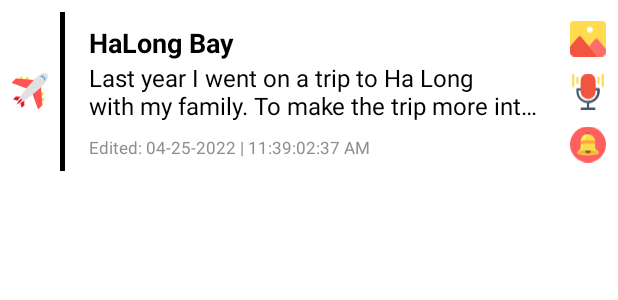
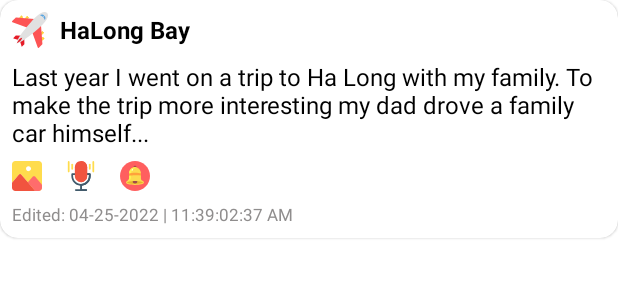
Before and after one commit to ManhCuong21/mynote-app, an Android app: the layout item_list_note.xml on its own in the app's theme, with its tools: preview values and no code run, on a phone screen of 412 x 824 dp. Shown: the top 300 px of the screen. Run offline under Robolectric (Android 15) with nearby library versions, the phone set to English and light mode, and no system bars; Roboto replaces fonts that are not available here.

Commit message:
Update UI item note

```diff
--- /dev/null
+++ b/presentation/src/main/java/com/example/presentation/main/home/listnote/GridSpacingItemDecoration.kt
@@ -0,0 +1,27 @@
+package com.example.presentation.main.home.listnote
+
+import android.graphics.Rect
+import android.view.View
+import androidx.recyclerview.widget.RecyclerView
+
+
+class GridSpacingItemDecoration(private val spanCount: Int, private val spacing: Int) :
+    RecyclerView.ItemDecoration() {
+    override fun getItemOffsets(
+        outRect: Rect,
+        view: View,
+        parent: RecyclerView,
+        state: RecyclerView.State
+    ) {
+        val position = parent.getChildAdapterPosition(view)
+        val column = position % spanCount
+
+        outRect.left = spacing - column * spacing / spanCount
+        outRect.right = (column + 1) * spacing / spanCount
+
+        if (position < spanCount) {
+            outRect.top = spacing
+        }
+        outRect.bottom = spacing
+    }
+}
--- a/presentation/src/main/java/com/example/presentation/main/home/listnote/ListNoteAdapter.kt
+++ b/presentation/src/main/java/com/example/presentation/main/home/listnote/ListNoteAdapter.kt
@@ -43,7 +43,8 @@ class ListNoteAdapter(
         private val context = binding.root.context
         fun bind(item: NoteModel, format24Hour: Boolean) = binding.apply {
             imgCategoryNote.loadImageDrawable(item.categoryNote?.imageCategory)
-            vColorNote.setBackgroundColor(Color.parseColor(item.colorTitleNote))
+            lContentNote.setBackgroundColor(Color.parseColor(item.colorTitleNote))
+            lTitleNote.setBackgroundColor(Color.parseColor(item.colorContentNote))
             tvTitleNote.text = item.titleNote
             tvContentNote.text = item.contentNote
             val dateFormat =
--- a/presentation/src/main/java/com/example/presentation/main/home/listnote/ListNoteFragment.kt
+++ b/presentation/src/main/java/com/example/presentation/main/home/listnote/ListNoteFragment.kt
@@ -31,6 +31,7 @@ import dagger.hilt.android.AndroidEntryPoint
 import kotlinx.coroutines.launch
 import timber.log.Timber
 import javax.inject.Inject
+
 
 @AndroidEntryPoint
 class ListNoteFragment : BaseFragment(R.layout.fragment_list_note) {
@@ -154,6 +155,7 @@ class ListNoteFragment : BaseFragment(R.layout.fragment_list_note) {
     private fun setupRecyclerView() = binding.rvNote.apply {
         smoothScrollToPosition(0)
         adapter = listNoteAdapter
+        addItemDecoration(GridSpacingItemDecoration(2, 24))
     }
 
     @RequiresApi(Build.VERSION_CODES.TIRAMISU)
--- a/presentation/src/main/res/layout/fragment_list_note.xml
+++ b/presentation/src/main/res/layout/fragment_list_note.xml
@@ -11,7 +11,8 @@
         android:layout_height="match_parent"
         android:orientation="vertical"
         android:visibility="gone"
-        app:layoutManager="androidx.recyclerview.widget.LinearLayoutManager"
+        app:layoutManager="androidx.recyclerview.widget.GridLayoutManager"
+        app:spanCount="2"
         tools:listitem="@layout/item_list_note" />
 
     <androidx.appcompat.widget.LinearLayoutCompat
--- a/presentation/src/main/res/layout/item_list_note.xml
+++ b/presentation/src/main/res/layout/item_list_note.xml
@@ -1,101 +1,99 @@
 <?xml version="1.0" encoding="utf-8"?>
-<androidx.appcompat.widget.LinearLayoutCompat xmlns:android="http://schemas.android.com/apk/res/android"
+<com.google.android.material.card.MaterialCardView xmlns:android="http://schemas.android.com/apk/res/android"
     xmlns:app="http://schemas.android.com/apk/res-auto"
     xmlns:tools="http://schemas.android.com/tools"
-    android:id="@+id/itemNote"
     android:layout_width="match_parent"
     android:layout_height="wrap_content"
-    android:background="@null"
-    android:gravity="center_vertical"
-    android:orientation="horizontal">
-
-    <androidx.appcompat.widget.AppCompatImageView
-        android:id="@+id/imgCategoryNote"
-        android:layout_width="@dimen/dimen_24"
-        android:layout_height="@dimen/dimen_24"
-        android:layout_marginHorizontal="@dimen/dimen_8"
-        android:src="@drawable/icon_travel" />
+    android:orientation="vertical"
+    app:cardCornerRadius="@dimen/dimen_12">
 
     <androidx.appcompat.widget.LinearLayoutCompat
-        style="@style/BackgroundContentRoot"
+        android:id="@+id/lTitleNote"
         android:layout_width="match_parent"
-        android:layout_height="wrap_content"
-        android:layout_marginVertical="@dimen/dimen_8"
-        android:gravity="center">
-
-        <View
-            android:id="@+id/vColorNote"
-            android:layout_width="@dimen/dimen_3"
-            android:layout_height="match_parent"
-            android:background="@color/black" />
+        android:layout_height="match_parent"
+        android:orientation="vertical">
 
         <androidx.appcompat.widget.LinearLayoutCompat
-            android:layout_width="0dp"
+            android:id="@+id/lContentNote"
+            android:layout_width="match_parent"
             android:layout_height="wrap_content"
-            android:layout_weight="1"
-            android:orientation="vertical"
-            android:paddingHorizontal="@dimen/dimen_16"
+            android:gravity="center"
             android:paddingVertical="@dimen/dimen_8">
+
+            <androidx.appcompat.widget.AppCompatImageView
+                android:id="@+id/imgCategoryNote"
+                android:layout_width="@dimen/dimen_24"
+                android:layout_height="@dimen/dimen_24"
+                android:layout_marginHorizontal="@dimen/dimen_8"
+                android:src="@drawable/icon_travel" />
 
             <androidx.appcompat.widget.AppCompatTextView
                 android:id="@+id/tvTitleNote"
-                style="@style/TextTitle"
-                android:layout_width="wrap_content"
+                android:layout_width="match_parent"
                 android:layout_height="wrap_content"
+                android:background="@android:color/transparent"
                 android:ellipsize="end"
                 android:maxLines="1"
-                android:textSize="@dimen/text_size_18sp"
+                android:textColor="@color/black"
+                android:textSize="@dimen/text_size_16sp"
+                android:textStyle="bold"
                 tools:text="HaLong Bay" />
-
-            <androidx.appcompat.widget.AppCompatTextView
-                android:id="@+id/tvContentNote"
-                style="@style/TextContent"
-                android:layout_width="match_parent"
-                android:layout_height="wrap_content"
-                android:ellipsize="end"
-                android:maxLines="2"
-                android:minHeight="@dimen/dimen_50"
-                android:overScrollMode="always"
-                tools:text="Last year I went on a trip to Ha Long with my family. To make the trip more interesting my dad drove a family car himself..." />
-
-            <androidx.appcompat.widget.AppCompatTextView
-                android:id="@+id/tvTimeNote"
-                style="@style/TextContent"
-                android:layout_width="wrap_content"
-                android:layout_height="wrap_content"
-                android:textColor="@color/system_gray_disable"
-                android:textSize="@dimen/text_size_11sp"
-                tools:text="Edited: 04-25-2022 | 11:39:02:37 AM" />
         </androidx.appcompat.widget.LinearLayoutCompat>
 
+        <androidx.appcompat.widget.AppCompatTextView
+            android:id="@+id/tvContentNote"
+            style="@style/TextContent"
+            android:layout_width="match_parent"
+            android:layout_height="wrap_content"
+            android:layout_marginHorizontal="@dimen/dimen_8"
+            android:ellipsize="end"
+            android:maxLines="5"
+            android:minHeight="@dimen/dimen_50"
+            android:overScrollMode="always"
+            android:textColor="@color/black"
+            tools:text="Last year I went on a trip to Ha Long with my family. To make the trip more interesting my dad drove a family car himself..." />
+
         <androidx.appcompat.widget.LinearLayoutCompat
-            style="@style/BackgroundContentRoot"
             android:layout_width="wrap_content"
-            android:layout_height="match_parent"
-            android:layout_marginEnd="@dimen/dimen_8"
-            android:gravity="center"
-            android:orientation="vertical">
+            android:layout_height="wrap_content"
+            android:layout_margin="@dimen/dimen_8"
+            android:gravity="center">
 
             <androidx.appcompat.widget.AppCompatImageView
                 android:id="@+id/vHaveImage"
-                android:layout_width="wrap_content"
-                android:layout_height="wrap_content"
+                android:layout_width="@dimen/dimen_20"
+                android:layout_height="@dimen/dimen_20"
+                android:layout_marginEnd="@dimen/dimen_8"
                 android:layout_weight="1"
                 app:srcCompat="@drawable/icon_choose_image" />
 
             <androidx.appcompat.widget.AppCompatImageView
                 android:id="@+id/vHaveRecord"
-                android:layout_width="wrap_content"
-                android:layout_height="wrap_content"
+                android:layout_width="@dimen/dimen_20"
+                android:layout_height="@dimen/dimen_20"
+                android:layout_marginHorizontal="@dimen/dimen_8"
                 android:layout_weight="1"
                 app:srcCompat="@drawable/icon_choose_record" />
 
             <androidx.appcompat.widget.AppCompatImageView
                 android:id="@+id/vHaveNotification"
-                android:layout_width="@dimen/dimen_24"
-                android:layout_height="@dimen/dimen_24"
+                android:layout_width="@dimen/dimen_20"
+                android:layout_height="@dimen/dimen_20"
+                android:layout_marginStart="@dimen/dimen_8"
                 android:layout_weight="1"
                 app:srcCompat="@drawable/icon_notification" />
         </androidx.appcompat.widget.LinearLayoutCompat>
+
+        <androidx.appcompat.widget.AppCompatTextView
+            android:id="@+id/tvTimeNote"
+            style="@style/TextContent"
+            android:layout_width="wrap_content"
+            android:layout_height="wrap_content"
+            android:layout_gravity="bottom"
+            android:layout_marginStart="@dimen/dimen_8"
+            android:layout_marginBottom="@dimen/dimen_8"
+            android:textColor="@color/system_gray_disable"
+            android:textSize="@dimen/text_size_11sp"
+            tools:text="Edited: 04-25-2022 | 11:39:02:37 AM" />
     </androidx.appcompat.widget.LinearLayoutCompat>
-</androidx.appcompat.widget.LinearLayoutCompat>
+</com.google.android.material.card.MaterialCardView>
```
